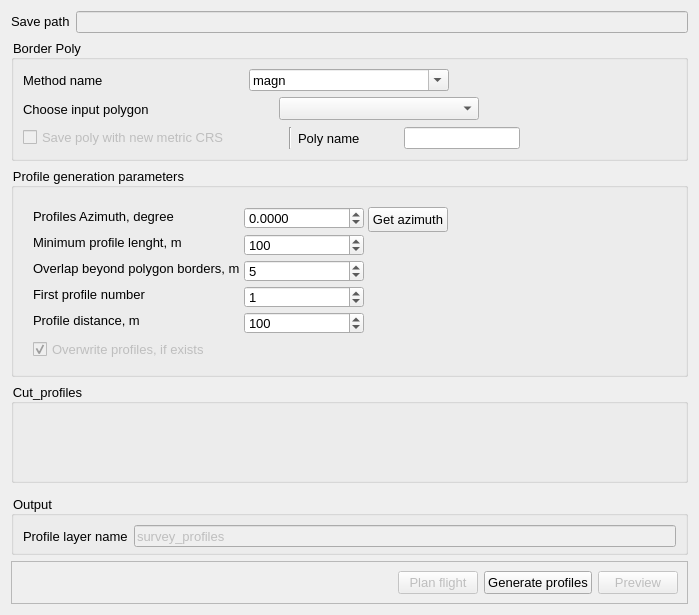
Above: UI/FlightPlanning/ProfileGenerate.ui from raulett/RousettusTool before the change. Below: the same form after it.
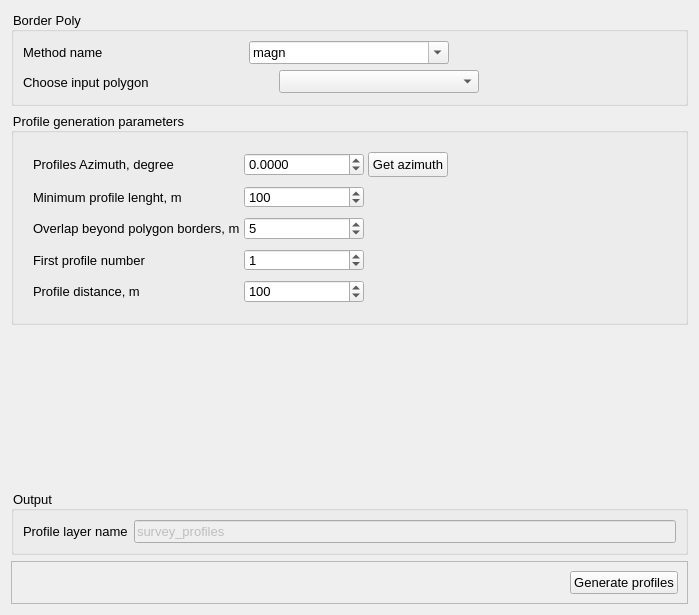
That is the form after the change. Custom widgets are drawn as their Qt base class.

What changed in the file:
```diff
--- a/UI/FlightPlanning/ProfileGenerate.ui
+++ b/UI/FlightPlanning/ProfileGenerate.ui
@@ -23,41 +23,6 @@
    <string notr="true">font-size:10pt</string>
   </property>
   <layout class="QVBoxLayout" name="verticalLayout">
-   <item>
-    <layout class="QHBoxLayout" name="horizontalLayout_4">
-     <item>
-      <widget class="QLabel" name="label_4">
-       <property name="sizePolicy">
-        <sizepolicy hsizetype="Preferred" vsizetype="Maximum">
-         <horstretch>0</horstretch>
-         <verstretch>0</verstretch>
-        </sizepolicy>
-       </property>
-       <property name="font">
-        <font>
-         <pointsize>10</pointsize>
-        </font>
-       </property>
-       <property name="text">
-        <string>Save path</string>
-       </property>
-      </widget>
-     </item>
-     <item>
-      <widget class="QLineEdit" name="lineEdit_projectName">
-       <property name="enabled">
-        <bool>false</bool>
-       </property>
-       <property name="minimumSize">
-        <size>
-         <width>0</width>
-         <height>22</height>
-        </size>
-       </property>
-      </widget>
-     </item>
-    </layout>
-   </item>
    <item>
     <widget class="QGroupBox" name="groupBox">
      <property name="sizePolicy">
@@ -220,124 +185,6 @@
         </item>
        </layout>
       </item>
-      <item>
-       <layout class="QHBoxLayout" name="horizontalLayout">
-        <property name="sizeConstraint">
-         <enum>QLayout::SetMaximumSize</enum>
-        </property>
-        <item>
-         <widget class="QCheckBox" name="checkBox">
-          <property name="enabled">
-           <bool>false</bool>
-          </property>
-          <property name="sizePolicy">
-           <sizepolicy hsizetype="Maximum" vsizetype="Fixed">
-            <horstretch>0</horstretch>
-            <verstretch>0</verstretch>
-           </sizepolicy>
-          </property>
-          <property name="minimumSize">
-           <size>
-            <width>260</width>
-            <height>0</height>
-           </size>
-          </property>
-          <property name="maximumSize">
-           <size>
-            <width>170</width>
-            <height>16777215</height>
-           </size>
-          </property>
-          <property name="font">
-           <font>
-            <pointsize>10</pointsize>
-           </font>
-          </property>
-          <property name="text">
-           <string>Save poly with new metric CRS</string>
-          </property>
-         </widget>
-        </item>
-        <item>
-         <widget class="Line" name="line">
-          <property name="orientation">
-           <enum>Qt::Vertical</enum>
-          </property>
-         </widget>
-        </item>
-        <item>
-         <widget class="QLabel" name="label">
-          <property name="enabled">
-           <bool>true</bool>
-          </property>
-          <property name="sizePolicy">
-           <sizepolicy hsizetype="Maximum" vsizetype="Preferred">
-            <horstretch>0</horstretch>
-            <verstretch>0</verstretch>
-           </sizepolicy>
-          </property>
-          <property name="minimumSize">
-           <size>
-            <width>100</width>
-            <height>0</height>
-           </size>
-          </property>
-          <property name="maximumSize">
-           <size>
-            <width>100</width>
-            <height>16777215</height>
-           </size>
-          </property>
-          <property name="font">
-           <font>
-            <pointsize>10</pointsize>
-           </font>
-          </property>
-          <property name="text">
-           <string>Poly name</string>
-          </property>
-         </widget>
-        </item>
-        <item>
-         <widget class="QLineEdit" name="lineEdit_layerName">
-          <property name="enabled">
-           <bool>true</bool>
-          </property>
-          <property name="sizePolicy">
-           <sizepolicy hsizetype="Minimum" vsizetype="Fixed">
-            <horstretch>0</horstretch>
-            <verstretch>0</verstretch>
-           </sizepolicy>
-          </property>
-          <property name="minimumSize">
-           <size>
-            <width>80</width>
-            <height>22</height>
-           </size>
-          </property>
-         </widget>
-        </item>
-        <item>
-         <widget class="QgsProjectionSelectionWidget" name="mQgsProjectionSelectionWidget">
-          <property name="enabled">
-           <bool>false</bool>
-          </property>
-          <property name="sizePolicy">
-           <sizepolicy hsizetype="Maximum" vsizetype="Maximum">
-            <horstretch>0</horstretch>
-            <verstretch>0</verstretch>
-           </sizepolicy>
-          </property>
-          <property name="minimumSize">
-           <size>
-            <width>150</width>
-            <height>22</height>
-           </size>
-          </property>
-         </widget>
-        </item>
-       </layout>
-      </item>
      </layout>
     </widget>
    </item>
@@ -387,59 +234,56 @@
         <property name="verticalSpacing">
          <number>9</number>
         </property>
-        <item row="1" column="0">
-         <widget class="QLabel" name="label_6">
+        <item row="1" column="1">
+         <widget class="QSpinBox" name="spinBox_profile_len">
           <property name="minimumSize">
            <size>
-            <width>200</width>
-            <height>0</height>
+            <width>120</width>
+            <height>22</height>
            </size>
           </property>
-          <property name="font">
-           <font>
-            <pointsize>10</pointsize>
-           </font>
+          <property name="maximumSize">
+           <size>
+            <width>80</width>
+            <height>16777215</height>
+           </size>
           </property>
-          <property name="text">
-           <string>Minimum profile lenght, m</string>
+          <property name="maximum">
+           <number>999999</number>
           </property>
+          <property name="value">
+           <number>100</number>
+          </property>
          </widget>
         </item>
-        <item row="0" column="0">
-         <widget class="QLabel" name="label_5">
+        <item row="4" column="1">
+         <widget class="QSpinBox" name="profile_distance_spinBox">
           <property name="minimumSize">
            <size>
-            <width>200</width>
-            <height>0</height>
+            <width>0</width>
+            <height>22</height>
            </size>
           </property>
-          <property name="font">
-           <font>
-            <pointsize>10</pointsize>
-           </font>
+          <property name="maximum">
+           <number>10000</number>
           </property>
-          <property name="text">
-           <string>Profiles Azimuth, degree</string>
+          <property name="value">
+           <number>100</number>
           </property>
          </widget>
         </item>
-        <item row="3" column="0">
-         <widget class="QLabel" name="label_8">
-          <property name="minimumSize">
+        <item row="0" column="3">
+         <spacer name="horizontalSpacer_3">
+          <property name="orientation">
+           <enum>Qt::Horizontal</enum>
+          </property>
+          <property name="sizeHint" stdset="0">
            <size>
-            <width>200</width>
-            <height>0</height>
+            <width>40</width>
+            <height>20</height>
            </size>
           </property>
-          <property name="font">
-           <font>
-            <pointsize>10</pointsize>
-           </font>
-          </property>
-          <property name="text">
-           <string>First profile number</string>
-          </property>
-         </widget>
+         </spacer>
         </item>
         <item row="2" column="0">
          <widget class="QLabel" name="label_7">
@@ -459,32 +303,8 @@
           </property>
          </widget>
         </item>
-        <item row="5" column="0">
-         <widget class="QCheckBox" name="checkBox_overwrite">
-          <property name="enabled">
-           <bool>false</bool>
-          </property>
-          <property name="minimumSize">
-           <size>
-            <width>0</width>
-            <height>22</height>
-           </size>
-          </property>
-          <property name="font">
-           <font>
-            <pointsize>10</pointsize>
-           </font>
-          </property>
-          <property name="text">
-           <string>Overwrite profiles, if exists</string>
-          </property>
-          <property name="checked">
-           <bool>true</bool>
-          </property>
-         </widget>
-        </item>
-        <item row="3" column="1">
-         <widget class="QSpinBox" name="spinBox_first_num">
+        <item row="2" column="1">
+         <widget class="QSpinBox" name="spinBox_Overlap_borders">
           <property name="minimumSize">
            <size>
             <width>120</width>
@@ -497,11 +317,8 @@
             <height>16777215</height>
            </size>
           </property>
-          <property name="maximum">
-           <number>10000</number>
-          </property>
           <property name="value">
-           <number>1</number>
+           <number>5</number>
           </property>
          </widget>
         </item>
@@ -536,6 +353,24 @@
           </property>
          </widget>
         </item>
+        <item row="0" column="0">
+         <widget class="QLabel" name="label_5">
+          <property name="minimumSize">
+           <size>
+            <width>200</width>
+            <height>0</height>
+           </size>
+          </property>
+          <property name="font">
+           <font>
+            <pointsize>10</pointsize>
+           </font>
+          </property>
+          <property name="text">
+           <string>Profiles Azimuth, degree</string>
+          </property>
+         </widget>
+        </item>
         <item row="4" column="0">
          <widget class="QLabel" name="label_9">
           <property name="minimumSize">
@@ -554,30 +389,26 @@
           </property>
          </widget>
         </item>
-        <item row="1" column="1">
-         <widget class="QSpinBox" name="spinBox_profile_len">
+        <item row="1" column="0">
+         <widget class="QLabel" name="label_6">
           <property name="minimumSize">
            <size>
-            <width>120</width>
-            <height>22</height>
+            <width>200</width>
+            <height>0</height>
            </size>
           </property>
-          <property name="maximumSize">
-           <size>
-            <width>80</width>
-            <height>16777215</height>
-           </size>
+          <property name="font">
+           <font>
+            <pointsize>10</pointsize>
+           </font>
           </property>
-          <property name="maximum">
-           <number>999999</number>
+          <property name="text">
+           <string>Minimum profile lenght, m</string>
           </property>
-          <property name="value">
-           <number>100</number>
-          </property>
          </widget>
         </item>
-        <item row="2" column="1">
-         <widget class="QSpinBox" name="spinBox_Overlap_borders">
+        <item row="3" column="1">
+         <widget class="QSpinBox" name="spinBox_first_num">
           <property name="minimumSize">
            <size>
             <width>120</width>
@@ -588,26 +419,13 @@
            <size>
             <width>80</width>
             <height>16777215</height>
-           </size>
-          </property>
-          <property name="value">
-           <number>5</number>
-          </property>
-         </widget>
-        </item>
-        <item row="4" column="1">
-         <widget class="QSpinBox" name="profile_distance_spinBox">
-          <property name="minimumSize">
-           <size>
-            <width>0</width>
-            <height>22</height>
            </size>
           </property>
           <property name="maximum">
            <number>10000</number>
           </property>
           <property name="value">
-           <number>100</number>
+           <number>1</number>
           </property>
          </widget>
         </item>
@@ -630,37 +448,29 @@
           </property>
          </widget>
         </item>
-        <item row="0" column="3">
-         <spacer name="horizontalSpacer_3">
-          <property name="orientation">
-           <enum>Qt::Horizontal</enum>
-          </property>
-          <property name="sizeHint" stdset="0">
+        <item row="3" column="0">
+         <widget class="QLabel" name="label_8">
+          <property name="minimumSize">
            <size>
-            <width>40</width>
-            <height>20</height>
+            <width>200</width>
+            <height>0</height>
            </size>
           </property>
-         </spacer>
+          <property name="font">
+           <font>
+            <pointsize>10</pointsize>
+           </font>
+          </property>
+          <property name="text">
+           <string>First profile number</string>
+          </property>
+         </widget>
         </item>
        </layout>
       </item>
      </layout>
     </widget>
    </item>
-   <item>
-    <widget class="QGroupBox" name="groupBox_4">
-     <property name="minimumSize">
-      <size>
-       <width>0</width>
-       <height>100</height>
-      </size>
-     </property>
-     <property name="title">
-      <string>Cut_profiles</string>
-     </property>
-    </widget>
-   </item>
    <item>
     <spacer name="verticalSpacer">
      <property name="orientation">
@@ -765,21 +575,6 @@
           </property>
          </spacer>
         </item>
-        <item>
-         <widget class="QPushButton" name="pushButton_3">
-          <property name="enabled">
-           <bool>false</bool>
-          </property>
-          <property name="font">
-           <font>
-            <pointsize>10</pointsize>
-           </font>
-          </property>
-          <property name="text">
-           <string>Plan flight</string>
-          </property>
-         </widget>
-        </item>
         <item>
          <widget class="QPushButton" name="pushButton_add_profiles">
           <property name="font">
@@ -792,21 +587,6 @@
           </property>
          </widget>
         </item>
-        <item>
-         <widget class="QPushButton" name="pushButton">
-          <property name="enabled">
-           <bool>false</bool>
-          </property>
-          <property name="font">
-           <font>
-            <pointsize>10</pointsize>
-           </font>
-          </property>
-          <property name="text">
-           <string>Preview</string>
-          </property>
-         </widget>
-        </item>
        </layout>
       </item>
      </layout>
@@ -825,11 +605,6 @@
    <extends>QComboBox</extends>
    <header>qgsmaplayercombobox.h</header>
   </customwidget>
-  <customwidget>
-   <class>QgsProjectionSelectionWidget</class>
-   <extends>QWidget</extends>
-   <header>qgsprojectionselectionwidget.h</header>
-  </customwidget>
  </customwidgets>
  <resources/>
  <connections/>
```
